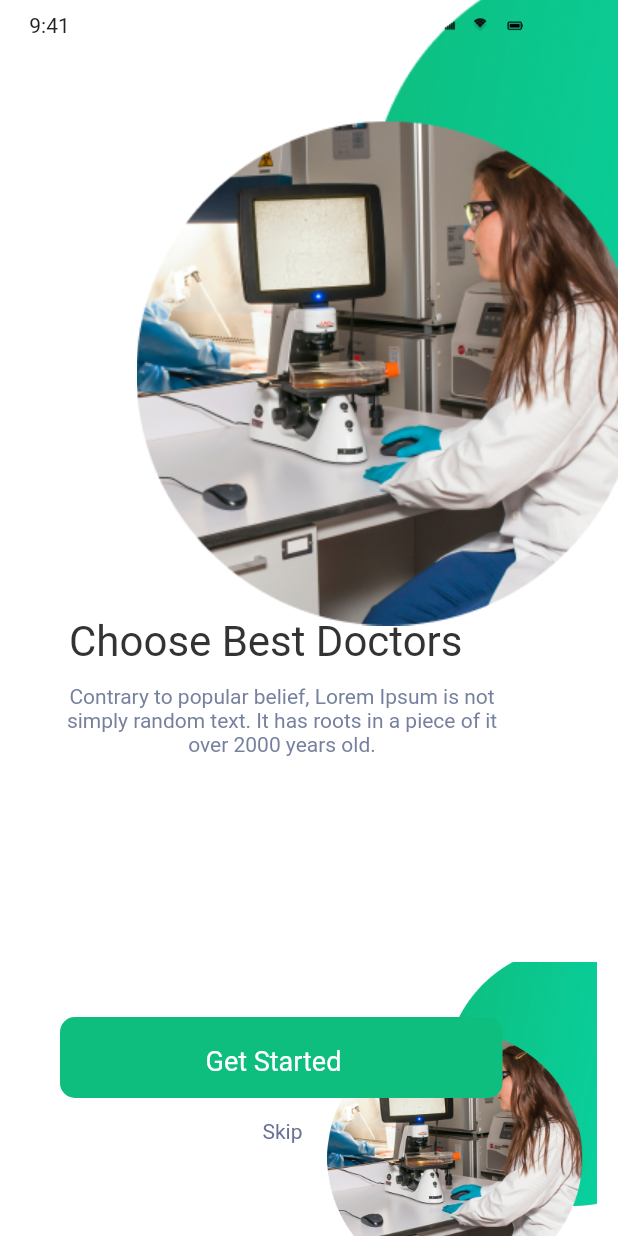
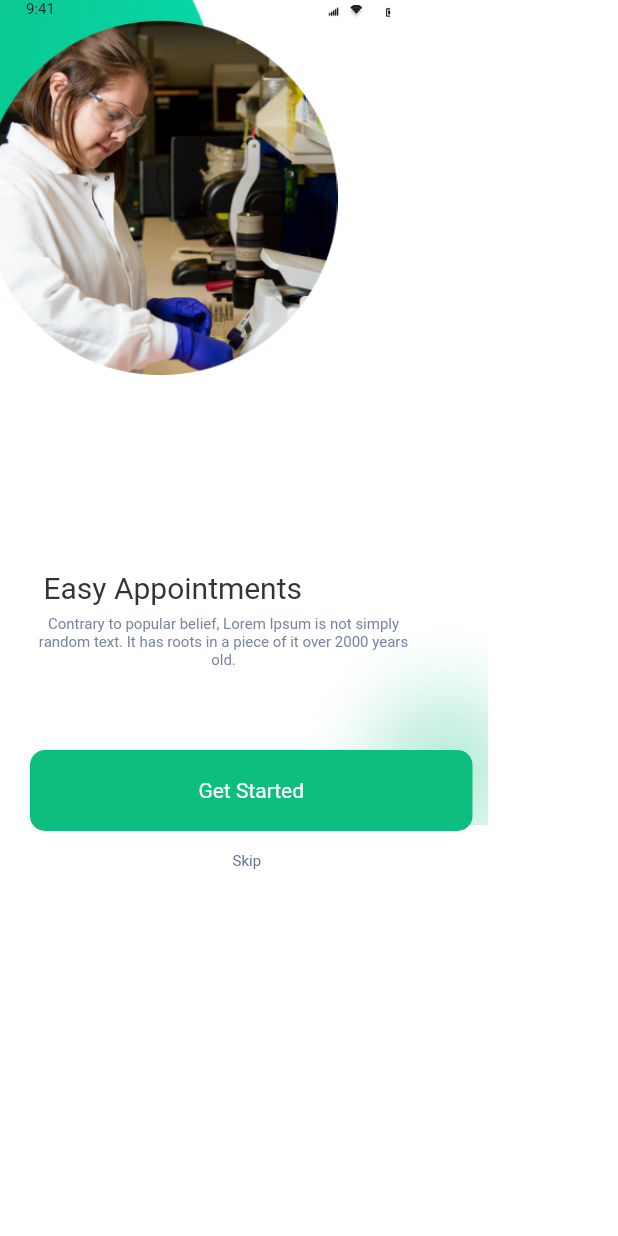
Before and after one commit to bangpaik/SLICING-UI, a Flutter app: the screen it shows after launch, on a phone screen of 412 x 824 dp. Run offline on Flutter 3.47's test engine with Material 3 defaults, Android fonts, the phone set to English and light mode, and no system bars; Roboto replaces fonts that are missing (Rubik-Bold, Rubik-Medium, Rubik-Regular).

Commit message:
proses onboarding

```diff
--- a/slicing_ui/lib/screen_pages/1splash_screen.dart
+++ b/slicing_ui/lib/screen_pages/1splash_screen.dart
@@ -1,6 +1,6 @@
 import 'dart:async';
 import 'package:flutter/material.dart';
-import 'package:slicing_ui/screen_pages/3on_boarding2.dart';
+import 'package:slicing_ui/screen_pages/4on_boarding3.dart';
 
 
 class SplashScreen extends StatelessWidget {
@@ -14,7 +14,7 @@ class SplashScreen extends StatelessWidget {
     Timer(Duration(seconds: 3), () {
       Navigator.pushReplacement(
         context,
-        MaterialPageRoute(builder: (context) => OnBoarding2()), // Ganti OnBoarding1 dengan halaman tujuan yang sesuai
+        MaterialPageRoute(builder: (context) => OnBoarding3()), // Ganti OnBoarding1 dengan halaman tujuan yang sesuai
       );
     });
 
--- a/slicing_ui/lib/screen_pages/2on_boarding1.dart
+++ b/slicing_ui/lib/screen_pages/2on_boarding1.dart
@@ -19,14 +19,14 @@ class OnBoarding1 extends StatelessWidget {
               top: 0,
               child: Image.asset(
                 'images/ellipse_153.png',
-                width: screenSize.width * 0.5, // Mengubah lebar gambar menjadi setengah dari lebar layar
-                height: screenSize.height * 0.5, // Mengubah tinggi gambar menjadi setengah dari tinggi layar
+                width: screenSize.width * 0.5,
+                height: screenSize.height * 0.5,
                 fit: BoxFit.fill,
               ),
             ),
             Positioned(
               left: (screenSize.width - screenSize.width * 0.5) / 2,
-              top: (screenSize.height - screenSize.height * 0.5) / 2,
+              top: (screenSize.height - screenSize.height * 0.4) / 2,
               child: Image.asset(
                 'images/ellipse_154.png',
                 width: screenSize.width * 0.5,
@@ -34,7 +34,6 @@ class OnBoarding1 extends StatelessWidget {
                 fit: BoxFit.fill,
               ),
             ),
-
             Align(
               alignment: Alignment.bottomCenter,
               child: Container(
@@ -100,8 +99,6 @@ class OnBoarding1 extends StatelessWidget {
                 ),
               ),
             ),
-
-
             Positioned(
               left: screenSize.width * 0.06,
               top: screenSize.height * 0.63,
@@ -114,7 +111,7 @@ class OnBoarding1 extends StatelessWidget {
                     top: 0,
                     child: Text(
                       'Find Trusted Doctors',
-                      textAlign: TextAlign.center, // Mengatur teks rata tengah
+                      textAlign: TextAlign.center,
                       style: TextStyle(
                         decoration: TextDecoration.none,
                         fontSize: screenSize.width * 0.05,
@@ -131,7 +128,7 @@ class OnBoarding1 extends StatelessWidget {
                     height: screenSize.height * 0.06,
                     child: Text(
                       'Contrary to popular belief, Lorem Ipsum is not simply random text. It has roots in a piece of it over 2000 years old.',
-                      textAlign: TextAlign.center, // Mengatur teks rata tengah
+                      textAlign: TextAlign.center,
                       style: TextStyle(
                         decoration: TextDecoration.none,
                         fontSize: screenSize.width * 0.02,
@@ -144,9 +141,6 @@ class OnBoarding1 extends StatelessWidget {
                 ],
               ),
             ),
-
-
-
             Positioned(
               left: screenSize.width * 0.01,
               top: screenSize.height * 0.01,
--- /dev/null
+++ b/slicing_ui/lib/screen_pages/4on_boarding3.dart
@@ -0,0 +1,162 @@
+import 'package:flutter/material.dart';
+
+class OnBoarding3 extends StatelessWidget {
+  @override
+  Widget build(BuildContext context) {
+    return Container(
+      color: Colors.white,
+      child: Container(
+        width: 300,
+        height: 600,
+        decoration: BoxDecoration(
+          color: const Color(0xffffffff),
+        ),
+        child: Stack(
+          children: [
+            Positioned(
+              left: 180,
+              width: 150,
+              top: 400,
+              height: 150,
+              child: Image.asset('images/containerImage_969.png', width: 150, height: 150,),
+            ),
+            Positioned(
+              left: 20,
+              width: 295,
+              top: 500,
+              height: 91,
+              child: Container(
+                width: 295,
+                height: 91,
+                decoration: BoxDecoration(
+                  borderRadius: BorderRadius.circular(10),
+                ),
+                child: Stack(
+                  children: [
+                    Positioned(
+                      left: 135,
+                      top: 68,
+                      child: Text(
+                        'Skip',
+                        textAlign: TextAlign.center,
+                        style: TextStyle(decoration: TextDecoration.none, fontSize: 10, color: const Color(0xff677294), fontFamily: 'Rubik-Regular', fontWeight: FontWeight.normal),
+                        maxLines: 9999,
+                        overflow: TextOverflow.ellipsis,
+                      ),
+                    ),
+                    Positioned(
+                      left: 0,
+                      width: 295,
+                      top: 0,
+                      height: 54,
+                      child: Container(
+                        width: 295,
+                        height: 54,
+                        decoration: BoxDecoration(
+                          borderRadius: BorderRadius.circular(10),
+                          color: const Color(0xff0ebe7f),
+                        ),
+                        child: Center(
+                          child: Text(
+                            'Get Started',
+                            textAlign: TextAlign.center,
+                            style: TextStyle(decoration: TextDecoration.none, fontSize: 14, color: const Color(0xffffffff), fontFamily: 'Rubik-Medium', fontWeight: FontWeight.normal),
+                          ),
+                        ),
+                      ),
+                    ),
+                  ],
+                ),
+              ),
+            ),
+            Positioned(
+              left: 19,
+              width: 260,
+              top: 380,
+              height: 90,
+              child: Stack(
+                children: [
+                  Positioned(
+                    left: 10,
+                    top: 0,
+                    child: Text(
+                      'Easy Appointments',
+                      textAlign: TextAlign.center,
+                      style: TextStyle(decoration: TextDecoration.none, fontSize: 20, color: const Color(0xff333333), fontFamily: 'Rubik-Medium', fontWeight: FontWeight.normal),
+                      maxLines: 9999,
+                      overflow: TextOverflow.ellipsis,
+                    ),
+                  ),
+                  Positioned(
+                    left: 0,
+                    width: 260,
+                    top: 30,
+                    height: 60,
+                    child: Text(
+                      'Contrary to popular belief, Lorem Ipsum is not simply random text. It has roots in a piece of it over 2000 years old.',
+                      textAlign: TextAlign.center,
+                      style: TextStyle(decoration: TextDecoration.none, fontSize: 10, color: const Color(0xe5677294), fontFamily: 'Rubik-Regular', fontWeight: FontWeight.normal),
+                      maxLines: 9999,
+                      overflow: TextOverflow.ellipsis,
+                    ),
+                  ),
+                ],
+              ),
+            ),
+            Positioned(
+              left: -50,
+              width: 300,
+              top: -50,
+              height: 300,
+              child: Image.asset('images/imageBg_169571.png', width: 300, height: 300,),
+            ),
+            Positioned(
+              left: 0,
+              width: 260,
+              top: 0,
+              height: 18,
+              child: Stack(
+                children: [
+                  Positioned(
+                    left: 0,
+                    width: 54,
+                    top: 0,
+                    height: 18,
+                    child: Text(
+                      '9:41',
+                      textAlign: TextAlign.center,
+                      style: TextStyle(decoration: TextDecoration.none, fontSize: 10, color: const Color(0xff222222), fontFamily: 'Rubik-Bold', fontWeight: FontWeight.normal),
+                      maxLines: 9999,
+                      overflow: TextOverflow.ellipsis,
+                    ),
+                  ),
+                  Positioned(
+                    left: 250,
+                    width: 25,
+                    top: 3,
+                    height: 11,
+                    child: Image.asset('images/battery.png', width: 25, height: 11,),
+                  ),
+                  Positioned(
+                    right: 15,
+                    width: 15,
+                    top: 3,
+                    height: 10,
+                    child: Image.asset('images/imageWifi_3117.png', width: 15, height: 10,),
+                  ),
+                  Positioned(
+                    right: 30,
+                    width: 15,
+                    top: 3,
+                    height: 10,
+                    child: Image.asset('images/signal.png', width: 15, height: 10,),
+                  ),
+                ],
+              ),
+            ),
+          ],
+        ),
+      ),
+    );
+  }
+}
```
Also changed, not shown: slicing_ui/images/containerImage_969.png (added), slicing_ui/images/imageBg_169571.png (added).
